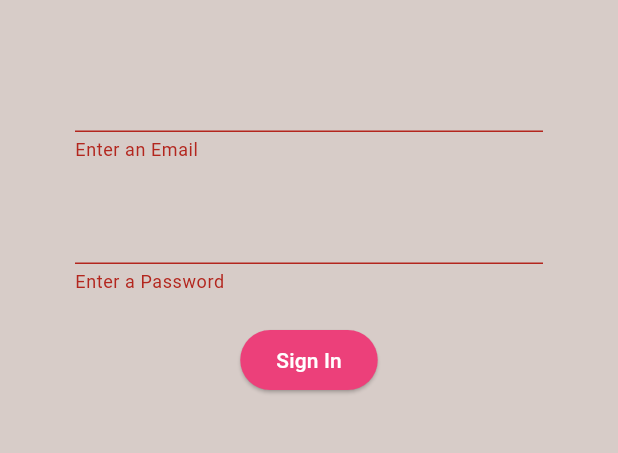
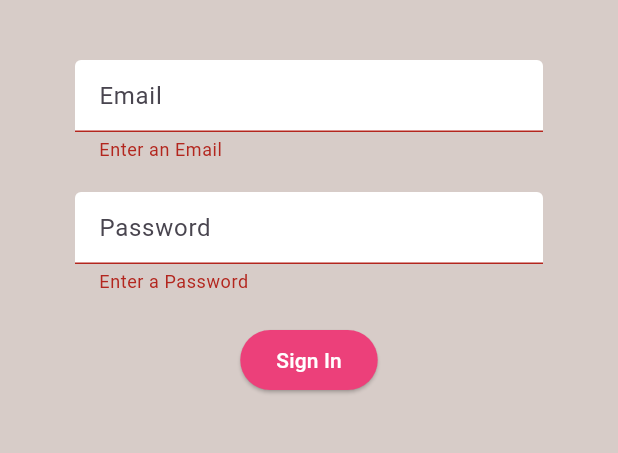
Before and after one commit to Daflah/blackbeanbliss, a Flutter app: the screen it shows after launch, after a tap on "Sign In", on a phone screen of 412 x 824 dp, the part 84-537 px from its top. Run offline on Flutter 3.47's test engine with Material 3 defaults, Android fonts, the phone set to English and light mode, and no system bars; our stand-ins replace firebase_auth, firebase_core, flutter_spinkit; accounts and stored records are empty.

Commit message:
Decoration + Loading Widget

```diff
--- a/lib/screens/authenticate/register.dart
+++ b/lib/screens/authenticate/register.dart
@@ -1,4 +1,6 @@
 import 'package:blackbeanbliss/services/auth.dart';
+import 'package:blackbeanbliss/shared/constants.dart';
+import 'package:blackbeanbliss/shared/loading.dart';
 import 'package:flutter/material.dart';
 
 class Register extends StatefulWidget {
@@ -16,6 +18,7 @@ class _RegisterState extends State<Register> {
 
   final AuthService _auth = AuthService();
   final _formKey = GlobalKey<FormState>();
+  bool loading = false;
 
   // Text Field State
   String email = '';
@@ -24,7 +27,7 @@ class _RegisterState extends State<Register> {
 
   @override
   Widget build(BuildContext context) {
-    return Scaffold(
+    return loading ? Loading() : Scaffold(
       backgroundColor: Colors.brown[100],
       appBar: AppBar(
         backgroundColor: Colors.brown[400],
@@ -46,6 +49,7 @@ class _RegisterState extends State<Register> {
             children: <Widget>[
               const SizedBox(height: 20.0),
               TextFormField(
+                decoration: textInputDecoration.copyWith(hintText: 'Email'),
                 validator: (val) {
                   if (val!.isEmpty) {
                     return 'Enter an Email';
@@ -58,6 +62,7 @@ class _RegisterState extends State<Register> {
               ),
               const SizedBox(height: 20.0),
               TextFormField(
+                decoration: textInputDecoration.copyWith(hintText: 'Password'),
                 obscureText: true,
                 validator: (val) {
                   if (val!.isEmpty) {
@@ -83,9 +88,13 @@ class _RegisterState extends State<Register> {
                 ),
                 onPressed: () async {
                   if (_formKey.currentState?.validate() ?? false) {
+                    setState(() => loading = true);
                     dynamic result = await _auth.registerWithEmailAndPassword(email, password);
                     if (result == null){
-                      setState(() => error = 'Please supply a valid email');
+                      setState(() {
+                        error = 'Please supply a valid email';
+                        loading = false;
+                      });
                     }
                   }
                 },
--- a/lib/screens/authenticate/sign_in.dart
+++ b/lib/screens/authenticate/sign_in.dart
@@ -1,4 +1,6 @@
 import 'package:blackbeanbliss/services/auth.dart';
+import 'package:blackbeanbliss/shared/constants.dart';
+import 'package:blackbeanbliss/shared/loading.dart';
 import 'package:flutter/material.dart';
 
 class SignIn extends StatefulWidget {
@@ -16,6 +18,7 @@ class _SignInState extends State<SignIn> {
 
   final AuthService _auth = AuthService();
   final _formKey = GlobalKey<FormState>();
+  bool loading = false;
 
   // Text Field State
   String email = '';
@@ -24,7 +27,7 @@ class _SignInState extends State<SignIn> {
 
   @override
   Widget build(BuildContext context) {
-    return Scaffold(
+    return loading ? Loading() : Scaffold(
       backgroundColor: Colors.brown[100],
       appBar: AppBar(
         backgroundColor: Colors.brown[400],
@@ -46,6 +49,7 @@ class _SignInState extends State<SignIn> {
             children: <Widget>[
               const SizedBox(height: 20.0),
               TextFormField(
+                decoration: textInputDecoration.copyWith(hintText: 'Email'),
                 validator: (val) {
                   if (val!.isEmpty) {
                     return 'Enter an Email';
@@ -58,6 +62,7 @@ class _SignInState extends State<SignIn> {
               ),
               const SizedBox(height: 20.0),
               TextFormField(
+                decoration: textInputDecoration.copyWith(hintText: 'Password'),
                 obscureText: true,
                 validator: (val) {
                   if (val!.isEmpty) {
@@ -83,9 +88,13 @@ class _SignInState extends State<SignIn> {
                 ),
                 onPressed: () async {
                   if (_formKey.currentState?.validate() ?? false) {
+                    setState(() => loading = true);
                     dynamic result = await _auth.signInWithEmailAndPassword(email, password);
                     if (result == null){
-                      setState(() => error = 'Could not sign in with those credentials');
+                      setState(() {
+                        error = 'Could not sign in with those credentials';
+                        loading = false;
+                      });
                     }
                   }
                 },
--- a/lib/services/auth.dart
+++ b/lib/services/auth.dart
@@ -28,19 +28,19 @@ class AuthService {
   }
 
   // Sign in with email & password
-  Future signInWithEmailAndPassword(String email, String password) async {
+  Future<User?> signInWithEmailAndPassword(String email, String password) async {
     try {
       auth.UserCredential result = await _auth.signInWithEmailAndPassword(email: email, password: password);
       auth.User? user = result.user;
       return _userFromFirebaseUser(user);
-    } catch(e) {
+    } catch (e) {
       print(e.toString());
       return null;
     }
   }
 
   // Register with email & password
-  Future registerWithEmailAndPassword(String email, String password) async {
+  Future<User?> registerWithEmailAndPassword(String email, String password) async {
     try {
       auth.UserCredential result = await _auth.createUserWithEmailAndPassword(email: email, password: password);
       auth.User? user = result.user;
--- /dev/null
+++ b/lib/shared/constants.dart
@@ -0,0 +1,14 @@
+
+
+import 'package:flutter/material.dart';
+
+const textInputDecoration = InputDecoration(
+    fillColor: Colors.white,
+    filled: true,
+    enabledBorder: OutlineInputBorder(
+      borderSide: BorderSide(color: Colors.white, width: 2.0)
+    ),
+    focusedBorder: OutlineInputBorder(
+      borderSide: BorderSide(color: Colors.pink, width: 2.0)
+    ),
+  );
--- a/pubspec.yaml
+++ b/pubspec.yaml
@@ -38,6 +38,7 @@ dependencies:
   firebase_core: ^2.27.0
   firebase_auth: ^4.7.0
   provider: ^6.0.5
+  flutter_spinkit: ^5.2.1
 
 dev_dependencies:
   flutter_test:
```
Also changed, not shown: lib/shared/loading.dart (added, +21 -0 lines), pubspec.lock.
